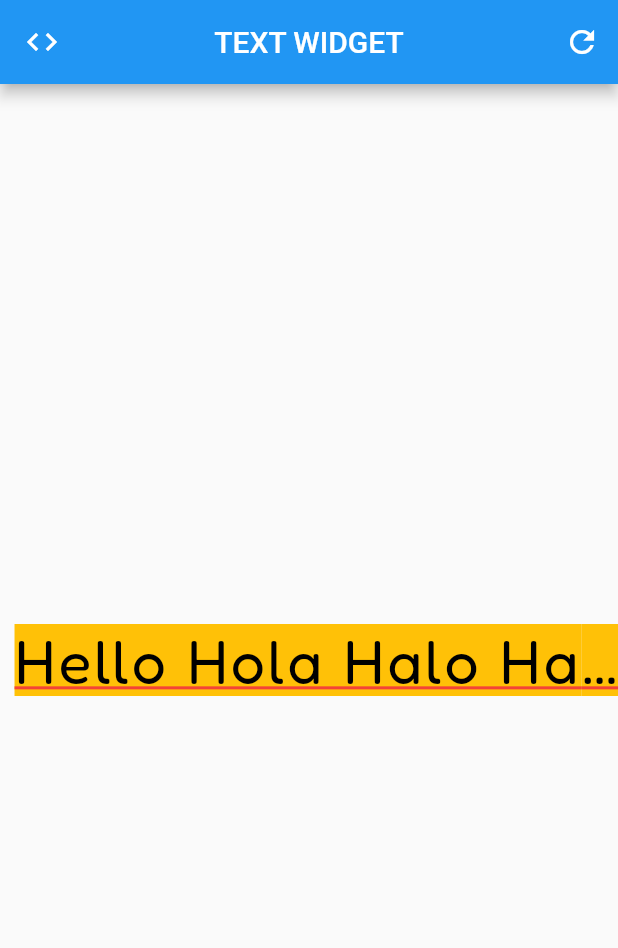
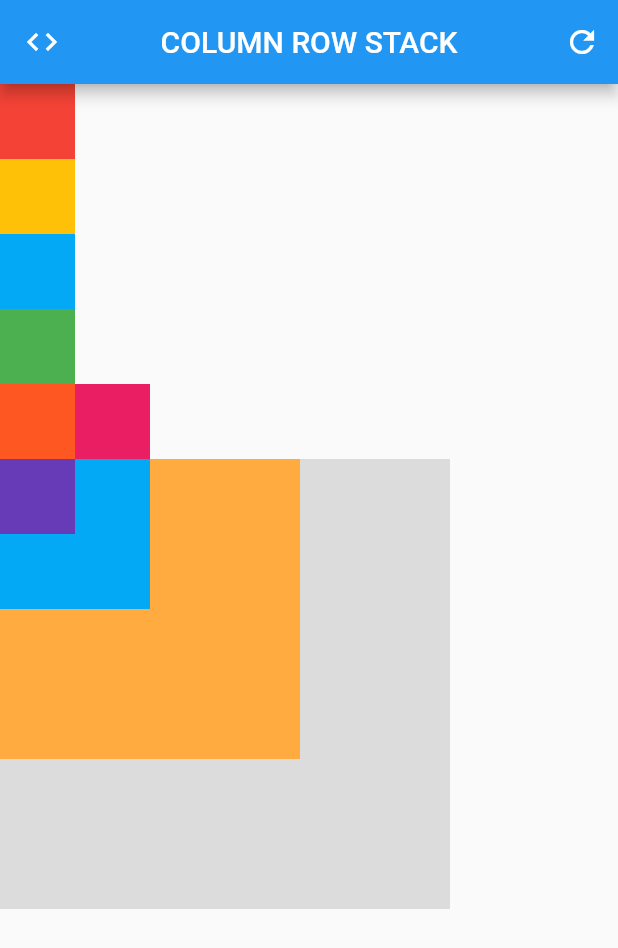
Before and after one commit to jutionck/beginning-flutter-course, a Flutter app: the screen it shows after launch, on a phone screen of 412 x 824 dp. Shown: the top 948 px of the screen. Run offline on Flutter 3.47's test engine with Material 2 defaults, Android fonts, the phone set to English and light mode, and no system bars.

Commit message:
Pengenalan Column, Row dan Stack Widget

```diff
--- a/lib/main.dart
+++ b/lib/main.dart
@@ -1,12 +1,16 @@
 import 'package:flutter/material.dart';
 
-/// TextWidget merupakan sebuah widget untuk mengatur tulisan atau text
-/// TextWidget terdiri dari banyak properti : maxLine, overflow, textStyle dll
+/// Colum Widget digunakan utnuk menyusun widget-widget ke bawah atau secara vertikal
+/// Row Widget digunakan untuk menyusun widget-widget ke samping atau horizontal
+/// Stack Widget digunakan untuk menyusun widget-widget secara tumpuk/stack
+/// Column dan Row mempunyai properti mainAxis dan Cross Axis
 
 void main() => runApp(MyApp());
 
 class MyApp extends StatelessWidget {
   const MyApp({Key? key}) : super(key: key);
+
+  // List<Color> listColor = [Colors.red, Colors.amber, Colors.lightBlue];
 
   @override
   Widget build(BuildContext context) {
@@ -15,7 +19,7 @@ class MyApp extends StatelessWidget {
       home: Scaffold(
         appBar: AppBar( // sebetulnya appBar ini membutuhkan PreferredSizeWidget, tetapi karena AppBar sudah extends jadi tidak perlu lagi
           leading: Icon(Icons.code), // biasanya icon
-          title: Text('TEXT WIDGET'),
+          title: Text('COLUMN ROW STACK'),
           centerTitle: true, // default pada Android adalah false, ios true
           actions: [
             IconButton(
@@ -24,24 +28,70 @@ class MyApp extends StatelessWidget {
             )
           ],
         ),
-        body: Center(
-          child: Text(
-              'Hello Hola Halo Hai Hai Hello ',
-            // maxLines: 2, // mengatur maksimal beris pada text
-            textAlign: TextAlign.right,
-            overflow: TextOverflow.ellipsis, // membuat text di akhir menjadi ...
-            style: TextStyle(
-              backgroundColor: Colors.amber, // mengatur background font
-              color: Colors.black, // mengatur warna font
-              fontSize: 40, // mengatur ukuran font
-              fontWeight: FontWeight.normal, // mengatur ketebalan font
-              letterSpacing: 2, // mengatur jarak antar huruf
-              fontFamily: 'Fredoka', // ini bisa cari di https://fonts.google.com/ -> update pada pubspec.yaml
-              decoration: TextDecoration.underline,
-              // decorationStyle: TextDecorationStyle.dotted,
-              decorationColor: Colors.red
+        body: Column(
+          mainAxisAlignment: MainAxisAlignment.start,
+          crossAxisAlignment: CrossAxisAlignment.start,
+          children: [
+            Container(
+              width: 50,
+              height: 50,
+              color: Colors.red,
             ),
-          ),
+            Container(
+              width: 50,
+              height: 50,
+              color: Colors.amber,
+            ),
+            Container(
+              width: 50,
+              height: 50,
+              color: Colors.lightBlue,
+            ),
+            Container(
+              width: 50,
+              height: 50,
+              color: Colors.green,
+            ),
+            Row(
+              crossAxisAlignment: CrossAxisAlignment.center,
+              children: [
+                Container(
+                  width: 50,
+                  height: 50,
+                  color: Colors.deepOrange,
+                ),
+                Container(
+                  width: 50,
+                  height: 50,
+                  color: Colors.pink,
+                )
+              ],
+            ),
+            Stack(
+              children: [
+                Container(
+                  width: 300,
+                  height: 300,
+                  color: Colors.black12,
+                ),
+                Container(
+                  width: 200,
+                  height: 200,
+                  color: Colors.orangeAccent,
+                ),
+                Container(
+                  width: 100,
+                  height: 100,
+                  color: Colors.lightBlue,
+                ),
+                Container(
+                  width: 50,
+                  height: 50,
+                  color: Colors.deepPurple,
+                )
+              ],
+            )
+          ],
         ),
       ),
     );
```
